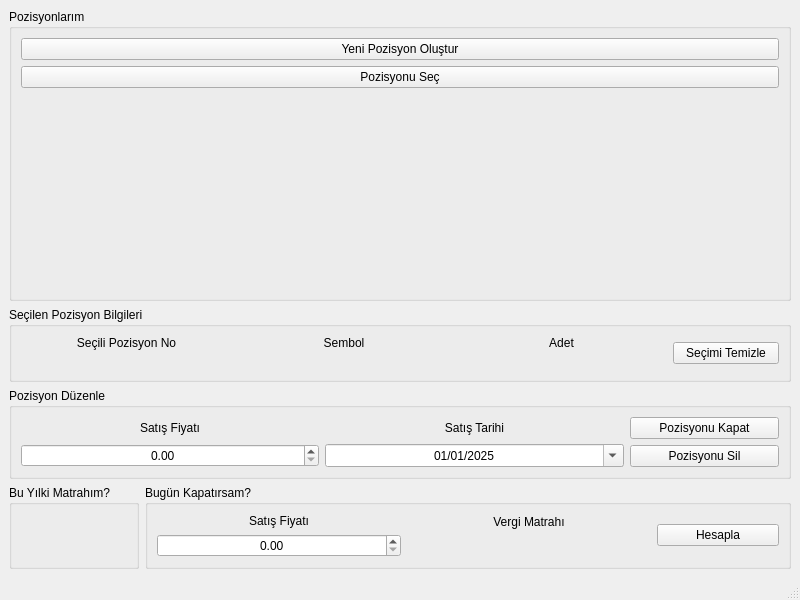
This is gui/mainwindow.ui in cihansenyuz/tax-calc as Qt 5 draws it before an edit. The edited form follows.
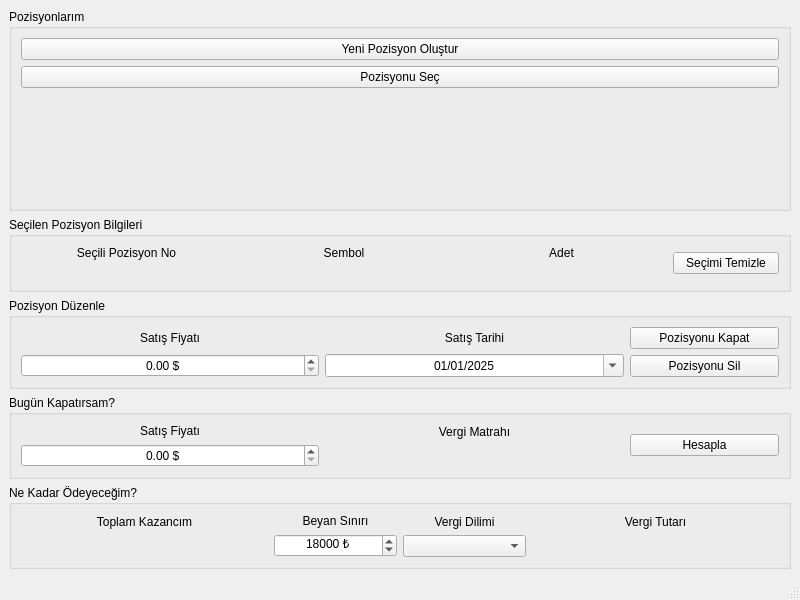
This is the edited form.

Commit message: relayout of GUI and implement tax calculation logic

```diff
--- a/gui/mainwindow.ui
+++ b/gui/mainwindow.ui
@@ -198,6 +198,9 @@
              <property name="alignment">
               <set>Qt::AlignmentFlag::AlignCenter</set>
              </property>
+             <property name="suffix">
+              <string> $</string>
+             </property>
              <property name="maximum">
               <double>9999.989999999999782</double>
              </property>
@@ -282,31 +285,6 @@
     </item>
     <item>
      <layout class="QHBoxLayout" name="horizontalLayout_5">
-      <item>
-       <widget class="QGroupBox" name="groupBox_5">
-        <property name="title">
-         <string>Bu Yılki Matrahım?</string>
-        </property>
-        <layout class="QHBoxLayout" name="horizontalLayout_6">
-         <item>
-          <widget class="QLabel" name="totalTaxBaseLabel">
-           <property name="font">
-            <font>
-             <pointsize>14</pointsize>
-             <bold>true</bold>
-            </font>
-           </property>
-           <property name="text">
-            <string/>
-           </property>
-           <property name="alignment">
-            <set>Qt::AlignmentFlag::AlignCenter</set>
-           </property>
-          </widget>
-         </item>
-        </layout>
-       </widget>
-      </item>
       <item>
        <widget class="QGroupBox" name="groupBox_2">
         <property name="title">
@@ -330,6 +308,9 @@
              <property name="alignment">
               <set>Qt::AlignmentFlag::AlignCenter</set>
              </property>
+             <property name="suffix">
+              <string> $</string>
+             </property>
              <property name="maximum">
               <double>9999.989999999999782</double>
              </property>
@@ -379,6 +360,128 @@
       </item>
      </layout>
     </item>
+    <item>
+     <widget class="QGroupBox" name="groupBox_5">
+      <property name="title">
+       <string>Ne Kadar Ödeyeceğim?</string>
+      </property>
+      <layout class="QHBoxLayout" name="horizontalLayout_6" stretch="2,1,1,2">
+       <item>
+        <layout class="QVBoxLayout" name="verticalLayout_15">
+         <item>
+          <widget class="QLabel" name="label_10">
+           <property name="text">
+            <string>Toplam Kazancım</string>
+           </property>
+           <property name="alignment">
+            <set>Qt::AlignmentFlag::AlignCenter</set>
+           </property>
+          </widget>
+         </item>
+         <item>
+          <widget class="QLabel" name="totalTaxBaseLabel">
+           <property name="sizePolicy">
+            <sizepolicy hsizetype="Preferred" vsizetype="Preferred">
+             <horstretch>0</horstretch>
+             <verstretch>0</verstretch>
+            </sizepolicy>
+           </property>
+           <property name="font">
+            <font>
+             <pointsize>14</pointsize>
+             <bold>true</bold>
+            </font>
+           </property>
+           <property name="text">
+            <string/>
+           </property>
+           <property name="alignment">
+            <set>Qt::AlignmentFlag::AlignCenter</set>
+           </property>
+          </widget>
+         </item>
+        </layout>
+       </item>
+       <item>
+        <layout class="QVBoxLayout" name="verticalLayout_13">
+         <item>
+          <widget class="QLabel" name="label_8">
+           <property name="text">
+            <string>Beyan Sınırı</string>
+           </property>
+           <property name="alignment">
+            <set>Qt::AlignmentFlag::AlignCenter</set>
+           </property>
+          </widget>
+         </item>
+         <item>
+          <widget class="QSpinBox" name="declaretionLimitSpinBox">
+           <property name="alignment">
+            <set>Qt::AlignmentFlag::AlignCenter</set>
+           </property>
+           <property name="suffix">
+            <string notr="true"> ₺</string>
+           </property>
+           <property name="maximum">
+            <number>99999</number>
+           </property>
+           <property name="value">
+            <number>18000</number>
+           </property>
+          </widget>
+         </item>
+        </layout>
+       </item>
+       <item>
+        <layout class="QVBoxLayout" name="verticalLayout_14">
+         <item>
+          <widget class="QLabel" name="label_9">
+           <property name="text">
+            <string>Vergi Dilimi</string>
+           </property>
+           <property name="alignment">
+            <set>Qt::AlignmentFlag::AlignCenter</set>
+           </property>
+          </widget>
+         </item>
+         <item>
+          <widget class="QComboBox" name="taxRangesComboBox"/>
+         </item>
+        </layout>
+       </item>
+       <item>
+        <layout class="QVBoxLayout" name="verticalLayout_16">
+         <item>
+          <widget class="QLabel" name="label_11">
+           <property name="text">
+            <string>Vergi Tutarı</string>
+           </property>
+           <property name="alignment">
+            <set>Qt::AlignmentFlag::AlignCenter</set>
+           </property>
+          </widget>
+         </item>
+         <item>
+          <widget class="QLabel" name="calculatedTaxLabel">
+           <property name="font">
+            <font>
+             <pointsize>14</pointsize>
+             <bold>true</bold>
+            </font>
+           </property>
+           <property name="text">
+            <string/>
+           </property>
+           <property name="alignment">
+            <set>Qt::AlignmentFlag::AlignCenter</set>
+           </property>
+          </widget>
+         </item>
+        </layout>
+       </item>
+      </layout>
+     </widget>
+    </item>
    </layout>
   </widget>
   <widget class="QMenuBar" name="menubar">
```
The commit also changes 1 other file.
